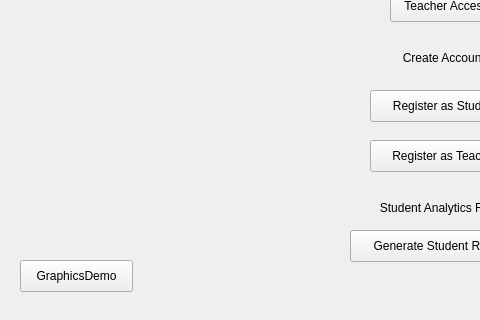
Qt form Client/client.ui (DatabasesWorks/Stacked_EducationalPlatform) before a commit; both pictures show x 0 to 480 and y 280 to 600 of the 900 by 600 pixel window.
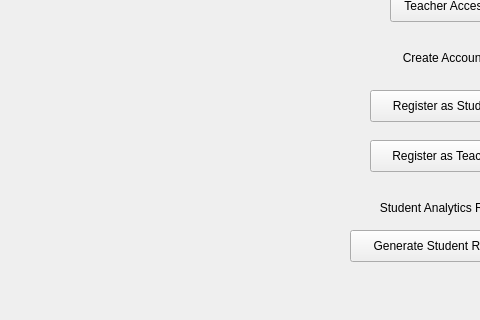
The same form after that commit.

Commit message: Removed GraphicsDemo button

Patch:
```diff
--- a/Client/client.ui
+++ b/Client/client.ui
@@ -106,19 +106,6 @@
      <set>Qt::AlignCenter</set>
     </property>
    </widget>
-   <widget class="QPushButton" name="pushButton_6">
-    <property name="geometry">
-     <rect>
-      <x>20</x>
-      <y>540</y>
-      <width>113</width>
-      <height>32</height>
-     </rect>
-    </property>
-    <property name="text">
-     <string>GraphicsDemo</string>
-    </property>
-   </widget>
    <widget class="QLabel" name="label_2">
     <property name="geometry">
      <rect>
```
Left out of the diff: 1 changed line with no effect on the pictures.
